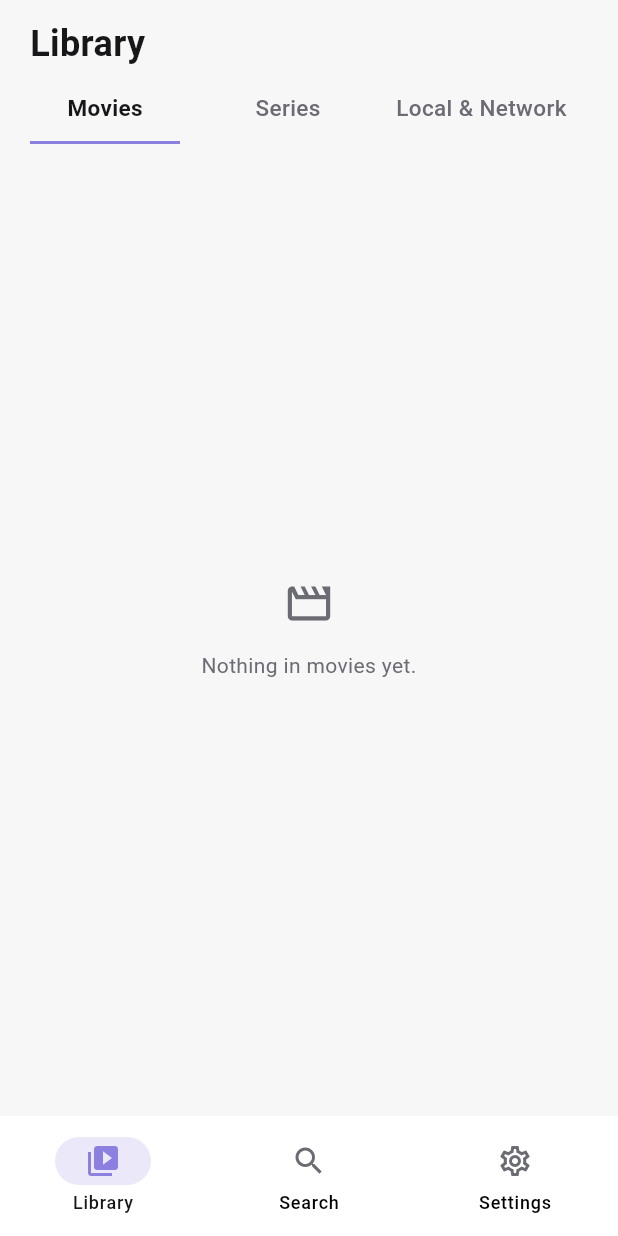
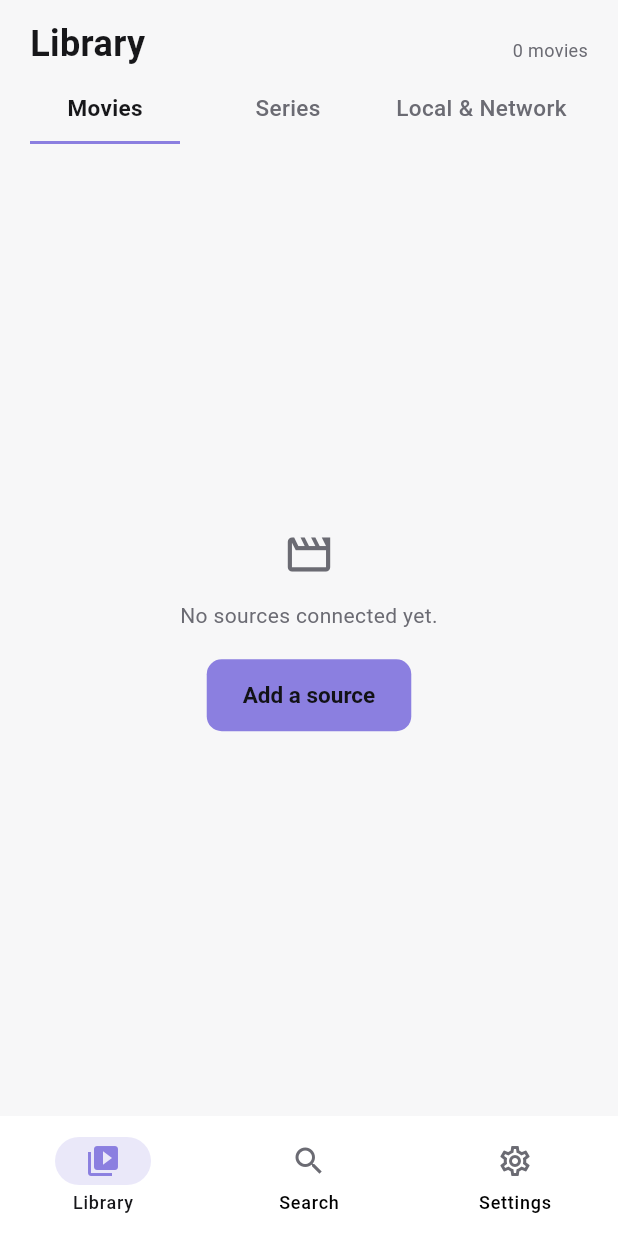
Before and after one commit to amitrke/relay-player, a Flutter app: the LibraryScreen screen opened by its route, on a phone screen of 412 x 824 dp. Run offline on Flutter 3.47's test engine with Material 3 defaults, Android fonts, the phone set to English and light mode, and no system bars; our stand-ins replace dio, flutter_riverpod, flutter_secure_storage, go_router, hive_ce_flutter, shelf; missing offline and left inert: dart_plex, media_kit, media_kit_video, photo_manager, smb_connect; accounts and stored records are empty; Roboto replaces fonts that are missing (IBM Plex Sans).

Commit message:
Stop treating Plex as a gate, and stop labelling the library with one source
Two defects, both contradicting S12.

First run forced Plex. The redirect sent anyone without a linked server to
the PIN screen, so device video and a configured panel were both
unreachable until you linked a server you may not even own. S12 screen 1 is
general framing -- "a Plex server, a home NAS or local files, or optionally
an IPTV provider" -- and screen 2 has Plex and Local & Network both always
available. The onboarding and add-source screens were already built from
the design canvas and simply never wired up; they are now, with Skip as a
first-class outcome. Nothing is compulsory: the app opens with no sources
and says what to do about it.

The header named the Plex server while the grid merged Plex, panel VOD and
this device. I had even written a comment about a single name being "a lie
about where these titles came from", then only counted Plex servers -- so
merging panel content past it reintroduced exactly what that comment
warned against. It shows a count now, which is true regardless of source.

Linking Plex also gained a way back out, since it is somewhere you can now
choose to visit rather than somewhere you are put.

Co-Authored-By: Claude Opus 5 <noreply@anthropic.com>

```diff
--- a/lib/features/library/library_screen.dart
+++ b/lib/features/library/library_screen.dart
@@ -3,6 +3,7 @@ import 'dart:async';
 import 'package:dart_plex/dart_plex.dart';
 import 'package:flutter/material.dart';
 import 'package:flutter_riverpod/flutter_riverpod.dart';
+import 'package:go_router/go_router.dart';
 
 import '../../core/theme/relay_theme.dart';
 import '../../data/xtream/xtream_account_store.dart';
@@ -108,7 +109,20 @@ class LibraryScreen extends ConsumerStatefulWidget {
 }
 
 class _LibraryScreenState extends ConsumerState<LibraryScreen> {
-  LibraryTab _selected = LibraryTab.movies;
+  /// Null until the user picks one, so a `?tab=` deep link is not immediately
+  /// overwritten by a default.
+  LibraryTab? _selected;
+
+  static LibraryTab? _tabFromQuery(BuildContext context) {
+    final name = GoRouterState.of(context).uri.queryParameters['tab'];
+    return switch (name) {
+      'local' => LibraryTab.localNetwork,
+      'series' => LibraryTab.series,
+      'live' => LibraryTab.liveTv,
+      'movies' => LibraryTab.movies,
+      _ => null,
+    };
+  }
 
   @override
   Widget build(BuildContext context) {
@@ -120,11 +134,10 @@ class _LibraryScreenState extends ConsumerState<LibraryScreen> {
 
     // The gate can retract the tab the user is standing on (§15's kill-switch
     // drill checks exactly this), so fall back rather than render a dead tab.
-    final selected = tabs.contains(_selected) ? _selected : LibraryTab.movies;
-    final servers = ref.watch(connectedServersProvider);
-    // Name the server only when there is exactly one; with several, a single
-    // name in the corner would be a lie about where these titles came from.
-    final serverName = servers.length == 1 ? servers.single.name : null;
+    final requested = _tabFromQuery(context);
+    final selected = tabs.contains(_selected ?? requested)
+        ? (_selected ?? requested)!
+        : LibraryTab.movies;
 
     return Scaffold(
       backgroundColor: t.bg,
@@ -148,11 +161,18 @@ class _LibraryScreenState extends ConsumerState<LibraryScreen> {
                       ),
                     ),
                   ),
-                  if (serverName != null)
+                  // A count, not a source name. Titles here are merged across
+                  // Plex servers, panels and this device, so naming one source
+                  // would misdescribe most of what is on screen.
+                  if (selected.drawsFromPlex)
                     Padding(
                       padding: const EdgeInsets.only(bottom: 4),
                       child: Text(
-                        serverName,
+                        switch (ref.watch(_libraryProvider(selected))) {
+                          AsyncData(:final value) =>
+                            '${value.length} ${selected.label.toLowerCase()}',
+                          _ => '',
+                        },
                         style: TextStyle(color: t.inkDim, fontSize: 12),
                       ),
                     ),
@@ -263,7 +283,12 @@ class _TabBody extends ConsumerWidget {
       data: (list) => list.isEmpty
           ? LibraryEmptyState(
               icon: tab.emptyIcon,
-              message: 'Nothing in ${tab.label.toLowerCase()} yet.',
+              message: ref.watch(connectedServersProvider).isEmpty &&
+                      ref.watch(xtreamAccountsProvider).isEmpty
+                  ? 'No sources connected yet.'
+                  : 'Nothing in ${tab.label.toLowerCase()} yet.',
+              actionLabel: 'Add a source',
+              onAction: () => context.push('/add-source'),
             )
           // The artboard puts the row above the Movies grid, and it is
           // deliberately not repeated per tab — it is one list of what the user
--- a/lib/features/library/poster_grid.dart
+++ b/lib/features/library/poster_grid.dart
@@ -61,11 +61,18 @@ class LibraryEmptyState extends StatelessWidget {
     required this.icon,
     required this.message,
     this.onRetry,
+    this.actionLabel,
+    this.onAction,
   });
 
   final IconData icon;
   final String message;
   final VoidCallback? onRetry;
+
+  /// An action offered instead of a bare dead end — an empty library should say
+  /// what to do about it.
+  final String? actionLabel;
+  final VoidCallback? onAction;
 
   @override
   Widget build(BuildContext context) {
@@ -88,6 +95,10 @@ class LibraryEmptyState extends StatelessWidget {
               const SizedBox(height: 18),
               RelayButton(label: 'Try again', onPressed: onRetry),
             ],
+            if (onAction != null && actionLabel != null) ...[
+              const SizedBox(height: 18),
+              RelayButton(label: actionLabel!, onPressed: onAction),
+            ],
           ],
         ),
       ),
```
Also changed, not shown: lib/core/routing/app_router.dart (+30 -10 lines), lib/features/accounts/plex_link_screen.dart (+10 -0 lines), lib/features/onboarding/onboarding_route.dart (added, +74 -0 lines), lib/features/settings/settings_controller.dart (+23 -0 lines).
